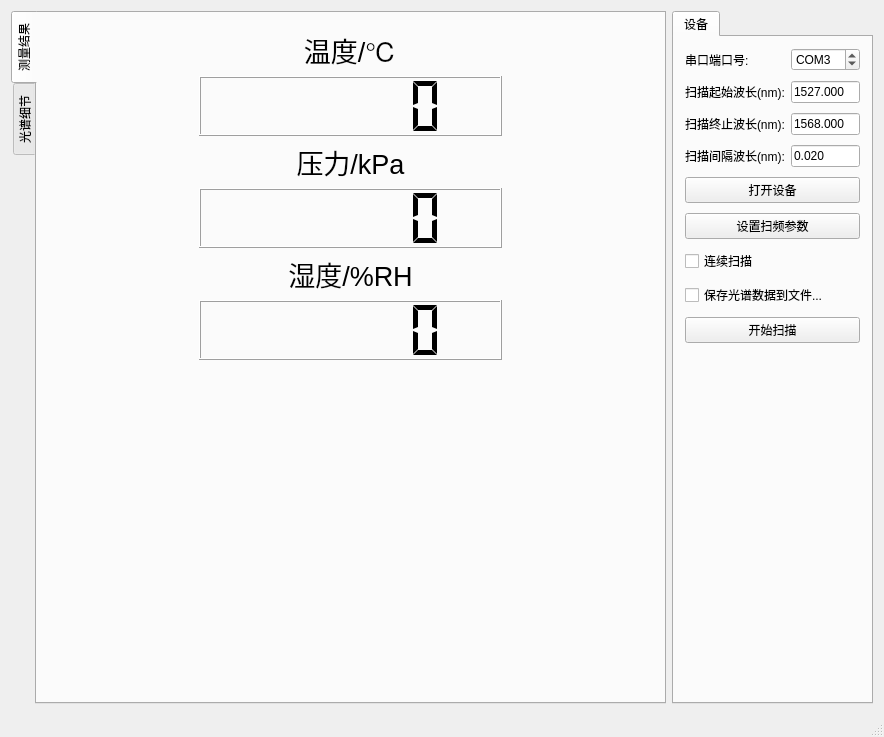
The window that FBGsensor/fbgsensor.ui (gao5254/FBGsensor) describes before a commit, drawn with Qt 5.
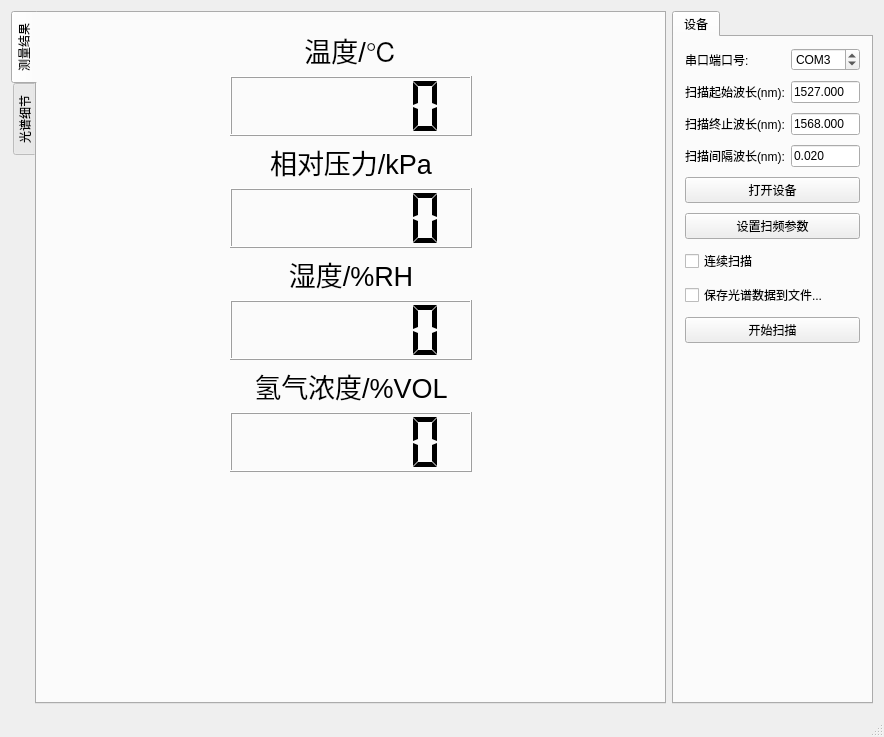
The same window after the commit. The open tabs and pages were chosen to show the change. Custom widgets are drawn as their Qt base class.

Commit message: 优化峰值检测阈值，防止峰值误判 增加湿—温系数 增加氢气浓度显示框 修正湿度算法

```diff
--- a/FBGsensor/fbgsensor.ui
+++ b/FBGsensor/fbgsensor.ui
@@ -32,7 +32,7 @@
          <widget class="sensorInfoWidget" name="ssInfoWidget" native="true"/>
         </item>
         <item>
-         <layout class="QHBoxLayout" name="horizontalLayout_3" stretch="1,2,1">
+         <layout class="QHBoxLayout" name="horizontalLayout_3" stretch="3,4,3">
           <item>
            <spacer name="horizontalSpacer_3">
             <property name="orientation">
@@ -87,7 +87,7 @@
                </font>
               </property>
               <property name="text">
-               <string>压力/kPa</string>
+               <string>相对压力/kPa</string>
               </property>
               <property name="alignment">
                <set>Qt::AlignCenter</set>
@@ -141,6 +141,37 @@
               </property>
              </widget>
             </item>
+            <item>
+             <widget class="QLabel" name="label_9">
+              <property name="font">
+               <font>
+                <pointsize>20</pointsize>
+               </font>
+              </property>
+              <property name="text">
+               <string>氢气浓度/%VOL</string>
+              </property>
+              <property name="alignment">
+               <set>Qt::AlignCenter</set>
+              </property>
+             </widget>
+            </item>
+            <item>
+             <widget class="QLCDNumber" name="lcdNumber_4">
+              <property name="minimumSize">
+               <size>
+                <width>0</width>
+                <height>60</height>
+               </size>
+              </property>
+              <property name="digitCount">
+               <number>6</number>
+              </property>
+              <property name="segmentStyle">
+               <enum>QLCDNumber::Flat</enum>
+              </property>
+             </widget>
+            </item>
            </layout>
           </item>
           <item>
```
Left out of the diff: 2 changed lines with no effect on the pictures. The commit also changes 8 other files.
